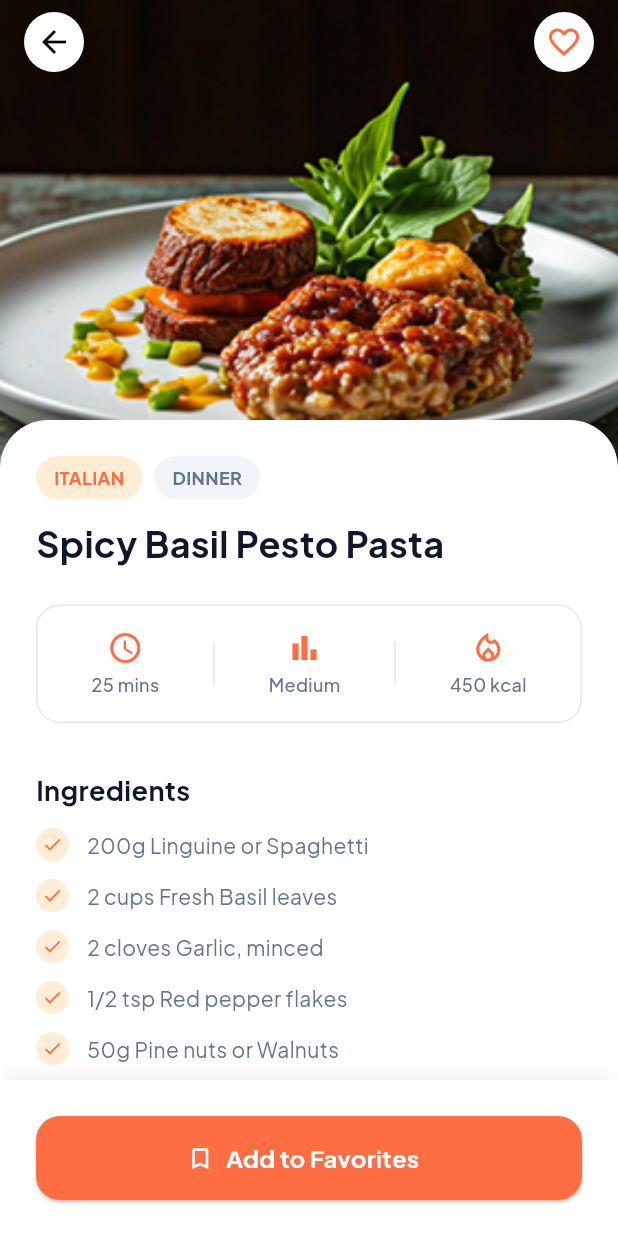
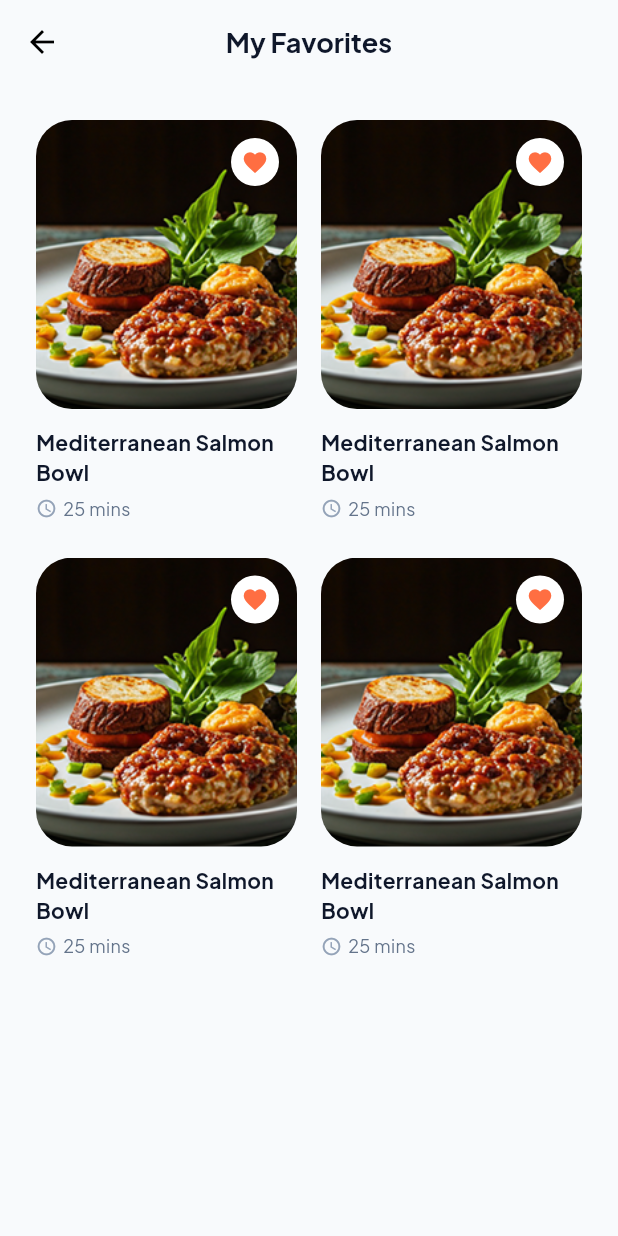
Before and after one commit to Abdallah-2003/my_recipe_app, a Flutter app: the screen it shows after launch, on a phone screen of 412 x 824 dp. Run offline on Flutter 3.47's test engine with Material 3 defaults, Android fonts, the phone set to English and light mode, and no system bars; our stand-ins replace flutter_bloc.

Commit message:
my favorite view done

```diff
--- a/lib/core/constant/app_strings.dart
+++ b/lib/core/constant/app_strings.dart
@@ -45,4 +45,7 @@ abstract class AppStrings {
   static const String italian = 'ITALIAN';
   static const String dinner = 'DINNER';
   static const String recipeName = 'Spicy Basil Pesto Pasta';
+
+  // my favorite view
+  static const String myFavorite = 'My Favorites';
 }
--- /dev/null
+++ b/lib/features/favorites/presentation/views/my_favorite_view.dart
@@ -0,0 +1,44 @@
+import 'package:flutter/material.dart';
+import 'package:my_recipe/core/constant/app_colors.dart';
+import 'package:my_recipe/core/constant/app_icons.dart' show AppIcons;
+import 'package:my_recipe/core/constant/app_strings.dart';
+import 'package:my_recipe/core/theme/text_styles.dart';
+import 'package:my_recipe/features/favorites/presentation/views/widgets/favorite_card.dart';
+
+class FavoritesView extends StatelessWidget {
+  const FavoritesView({super.key});
+
+  @override
+  Widget build(BuildContext context) {
+    return Scaffold(
+      backgroundColor: AppColors.cfc,
+      appBar: AppBar(
+        backgroundColor: Colors.transparent,
+        elevation: 0,
+        centerTitle: true,
+        leading: IconButton(
+          icon: const Icon(AppIcons.arrowBack, color: Colors.black),
+          onPressed: () => Navigator.pop(context),
+        ),
+        title: Text(AppStrings.myFavorite, style: AppTextStyles.styleBold18),
+      ),
+      body: GridView.builder(
+        padding: const EdgeInsets.all(24.0),
+        gridDelegate: const SliverGridDelegateWithFixedCrossAxisCount(
+          crossAxisCount: 2,
+          mainAxisSpacing: 24,
+          crossAxisSpacing: 16,
+          childAspectRatio: 0.65,
+        ),
+        itemCount: 4, // داتا وهمية
+        itemBuilder: (context, index) {
+          return const FavoriteCard(
+            title: 'Mediterranean Salmon Bowl',
+            time: '25 mins',
+            imagePath: 'assets/images/image.png',
+          );
+        },
+      ),
+    );
+  }
+}
--- /dev/null
+++ b/lib/features/favorites/presentation/views/widgets/favorite_card.dart
@@ -0,0 +1,70 @@
+
+import 'package:flutter/material.dart';
+import 'package:my_recipe/core/constant/app_colors.dart';
+import 'package:my_recipe/core/constant/app_icons.dart';
+import 'package:my_recipe/core/theme/text_styles.dart';
+
+class FavoriteCard extends StatelessWidget {
+  final String title;
+  final String time;
+  final String imagePath;
+
+  const FavoriteCard({
+    super.key,
+    required this.title,
+    required this.time,
+    required this.imagePath,
+  });
+
+  @override
+  Widget build(BuildContext context) {
+    return Column(
+      crossAxisAlignment: CrossAxisAlignment.start,
+      children: [
+        Expanded(
+          child: Stack(
+            children: [
+              ClipRRect(
+                borderRadius: BorderRadius.circular(24),
+                child: Image.asset(
+                  imagePath,
+                  width: double.infinity,
+                  height: double.infinity,
+                  fit: BoxFit.cover,
+                ),
+              ),
+              Positioned(
+                top: 12,
+                right: 12,
+                child: CircleAvatar(
+                  backgroundColor: AppColors.white,
+                  radius: 16,
+                  child: const Icon(AppIcons.favorite, color: AppColors.primary, size: 18),
+                ),
+              ),
+            ],
+          ),
+        ),
+        const SizedBox(height: 12),
+
+        Text(
+          title,
+          style: AppTextStyles.styleBold14,
+          maxLines: 2,
+          overflow: TextOverflow.ellipsis,
+        ),
+        const SizedBox(height: 6),
+        Row(
+          children: [
+            const Icon(AppIcons.accessTime, size: 14, color: AppColors.cb8),
+            const SizedBox(width: 4),
+            Text(
+              time,
+              style: AppTextStyles.styleRegular12,
+            ),
+          ],
+        ),
+      ],
+    );
+  }
+}
--- a/lib/main.dart
+++ b/lib/main.dart
@@ -1,5 +1,5 @@
 import 'package:flutter/material.dart';
-import 'package:my_recipe/features/details/presentation/views/recipe_details_view.dart';
+import 'package:my_recipe/features/favorites/presentation/views/my_favorite_view.dart';
 
 void main() {
   runApp(const MyRecipe());
@@ -13,7 +13,7 @@ class MyRecipe extends StatelessWidget {
     return MaterialApp(
       debugShowCheckedModeBanner: false,
       title: 'my recipe app',
-      home: const RecipeDetailsView(),
+      home: const FavoritesView(),
     );
   }
 }
```
